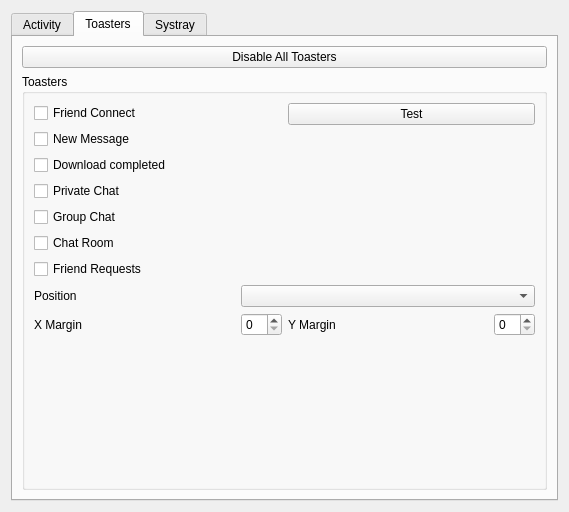
Qt form retroshare-gui/src/gui/settings/NotifyPage.ui (RetroShare/RetroShare) before a commit.
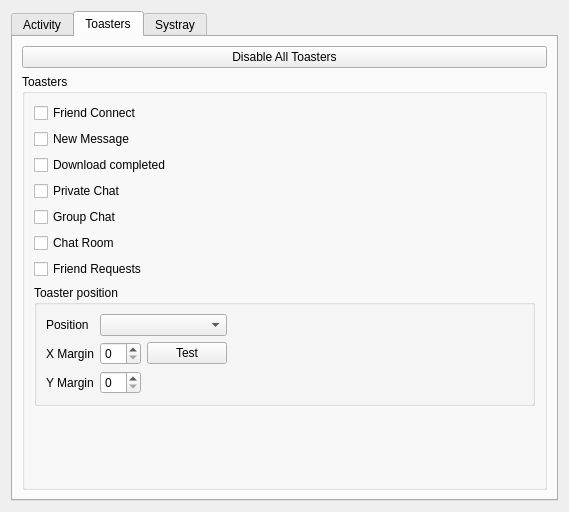
The same form after that commit. The open tabs and pages were chosen to show the change.

Commit message:
Look and feel fixes for notify page & home page update info description
* Update the description on Home Page

```diff
--- a/retroshare-gui/src/gui/settings/NotifyPage.ui
+++ b/retroshare-gui/src/gui/settings/NotifyPage.ui
@@ -267,13 +267,6 @@
             </item>
             <item>
              <layout class="QVBoxLayout" name="testToasterVLayout">
-              <item>
-               <widget class="QPushButton" name="testToasterButton">
-                <property name="text">
-                 <string>Test</string>
-                </property>
-               </widget>
-              </item>
               <item>
                <spacer name="testToasterVSpacer">
                 <property name="orientation">
@@ -292,30 +285,43 @@
            </layout>
           </item>
           <item>
+           <widget class="QGroupBox" name="groupBox">
+            <property name="title">
+             <string>Toaster position</string>
+            </property>
            <layout class="QGridLayout" name="positionGLayout">
+             <property name="leftMargin">
+              <number>9</number>
+             </property>
+             <property name="topMargin">
+              <number>9</number>
+             </property>
+             <property name="rightMargin">
+              <number>9</number>
+             </property>
+             <property name="bottomMargin">
+              <number>9</number>
+             </property>
+             <item row="1" column="5">
+              <spacer name="horizontalSpacer">
+               <property name="orientation">
+                <enum>Qt::Horizontal</enum>
+               </property>
+               <property name="sizeHint" stdset="0">
+                <size>
+                 <width>40</width>
+                 <height>20</height>
+                </size>
+               </property>
+              </spacer>
+             </item>
             <item row="1" column="0">
              <widget class="QLabel" name="labelToasterPosition">
-              <property name="sizePolicy">
-               <sizepolicy hsizetype="Minimum" vsizetype="Preferred">
-                <horstretch>0</horstretch>
-                <verstretch>0</verstretch>
-               </sizepolicy>
-              </property>
               <property name="text">
                <string>Position</string>
               </property>
              </widget>
             </item>
-            <item row="1" column="1" colspan="3">
-             <widget class="QComboBox" name="comboBoxToasterPosition">
-              <property name="sizePolicy">
-               <sizepolicy hsizetype="MinimumExpanding" vsizetype="Fixed">
-                <horstretch>0</horstretch>
-                <verstretch>0</verstretch>
-               </sizepolicy>
-              </property>
-             </widget>
-            </item>
             <item row="2" column="0">
              <widget class="QLabel" name="labelToasterXMargin">
               <property name="sizePolicy">
@@ -329,20 +335,7 @@
               </property>
              </widget>
             </item>
-            <item row="2" column="1">
-             <widget class="QSpinBox" name="spinBoxToasterXMargin">
-              <property name="sizePolicy">
-               <sizepolicy hsizetype="Fixed" vsizetype="Fixed">
-                <horstretch>0</horstretch>
-                <verstretch>0</verstretch>
-               </sizepolicy>
-              </property>
-              <property name="maximum">
-               <number>20</number>
-              </property>
-             </widget>
-            </item>
-            <item row="2" column="2">
+             <item row="3" column="0">
              <widget class="QLabel" name="labelToasterYMargin">
               <property name="sizePolicy">
                <sizepolicy hsizetype="Minimum" vsizetype="Preferred">
@@ -355,7 +348,20 @@
               </property>
              </widget>
             </item>
-            <item row="2" column="3">
+             <item row="2" column="1" colspan="2">
+              <widget class="QSpinBox" name="spinBoxToasterXMargin">
+               <property name="sizePolicy">
+                <sizepolicy hsizetype="Fixed" vsizetype="Fixed">
+                 <horstretch>0</horstretch>
+                 <verstretch>0</verstretch>
+                </sizepolicy>
+               </property>
+               <property name="maximum">
+                <number>20</number>
+               </property>
+              </widget>
+             </item>
+             <item row="3" column="1" colspan="2">
              <widget class="QSpinBox" name="spinBoxToasterYMargin">
               <property name="sizePolicy">
                <sizepolicy hsizetype="Fixed" vsizetype="Fixed">
@@ -368,7 +374,25 @@
               </property>
              </widget>
             </item>
-           </layout>
+             <item row="2" column="3">
+              <widget class="QPushButton" name="testToasterButton">
+               <property name="text">
+                <string>Test</string>
+               </property>
+              </widget>
+             </item>
+             <item row="1" column="1" colspan="3">
+              <widget class="QComboBox" name="comboBoxToasterPosition">
+               <property name="sizePolicy">
+                <sizepolicy hsizetype="Expanding" vsizetype="Fixed">
+                 <horstretch>0</horstretch>
+                 <verstretch>0</verstretch>
+                </sizepolicy>
+               </property>
+              </widget>
+             </item>
+            </layout>
+           </widget>
           </item>
           <item>
            <spacer name="tabToastersVSpacer">
```
Left out of the diff: 4 changed lines with no effect on the pictures. Lines whose indentation alone changed are shown as unchanged. The commit also changes 1 other file.
